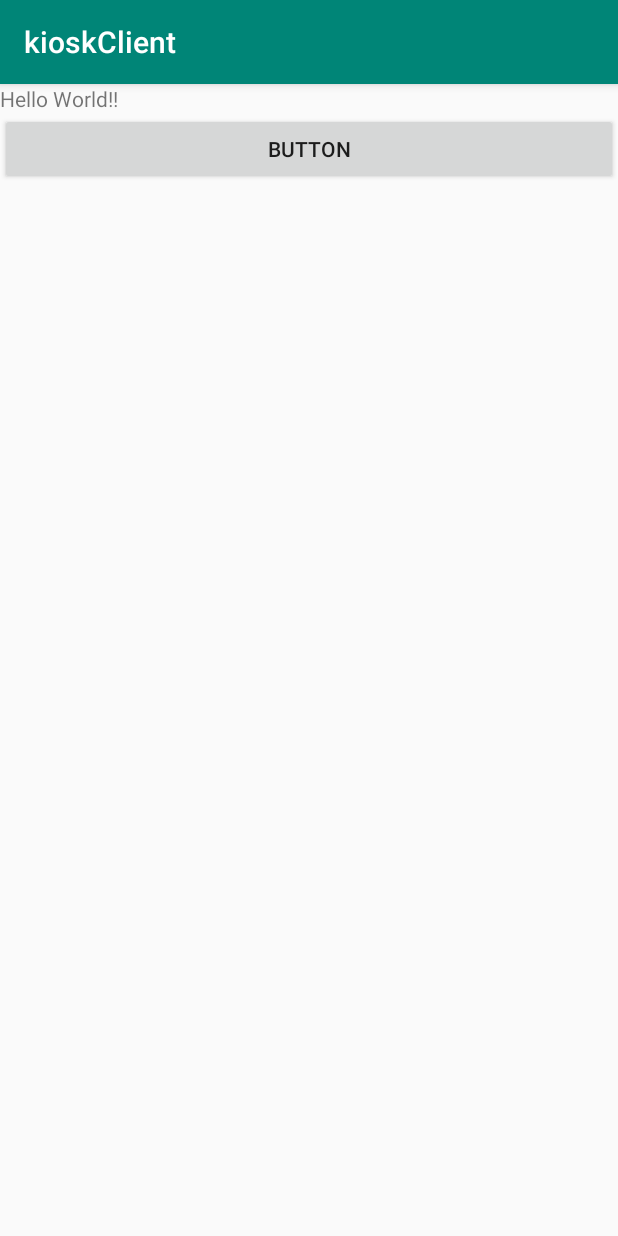
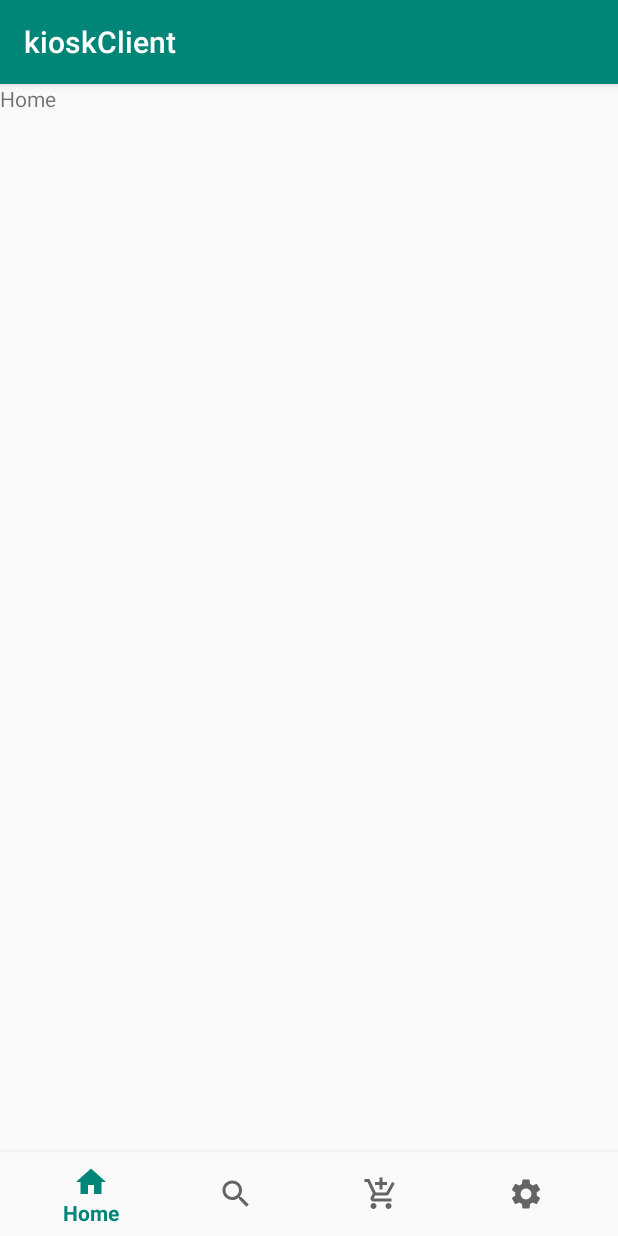
Before and after one commit to Hyeeeeona/kioskClient, an Android app: the screen it shows after launch once a user with an empty profile is signed in (MainActivity), on a phone screen of 412 x 824 dp. Run offline under Robolectric (Android 15) with nearby library versions, the phone set to English and light mode, and no system bars; our stand-ins replace Firebase (no records; nobody signed in at launch, a user with empty details on screens opened directly).

Commit message:
ActivityHome -> MainActivity 로 변경

```diff
--- a/app/src/main/AndroidManifest.xml
+++ b/app/src/main/AndroidManifest.xml
@@ -14,9 +14,6 @@
             android:name=".LoginActivity"
             android:label="Sign In" />
         <activity android:name=".FragmentMenuHome" />
-        <activity
-            android:name=".Activity_Home"
-            android:label="@string/title_activity__home" />
         <activity android:name=".MainActivity">
             <intent-filter>
                 <action android:name="android.intent.action.MAIN" />
--- a/app/src/main/java/com/example/kioskclient/MainActivity.java
+++ b/app/src/main/java/com/example/kioskclient/MainActivity.java
@@ -1,20 +1,59 @@
 package com.example.kioskclient;
 
 import android.content.Intent;
+import android.support.annotation.NonNull;
+import android.support.design.widget.BottomNavigationView;
+import android.support.v4.app.FragmentManager;
+import android.support.v4.app.FragmentTransaction;
 import android.support.v7.app.AppCompatActivity;
 import android.os.Bundle;
+import android.view.MenuItem;
 import android.view.View;
 import android.widget.Button;
+import android.widget.TextView;
 import android.widget.Toast;
 
 import com.google.firebase.auth.FirebaseAuth;
 import com.google.firebase.auth.FirebaseUser;
 
-public class MainActivity extends AppCompatActivity implements View.OnClickListener {
+public class MainActivity extends AppCompatActivity {
 
     private FirebaseAuth mAuth;
     private FirebaseUser currentUser;
-    Button btn;
+    private TextView mTextMessage;
+    private FragmentManager fragmentManager;
+    private FragementMenuHome fragmentMenuHome;
+    private FragmentMenuSearch fragmentMenuSearch;
+    private FragmentMenuCart fragmentMenuCart;
+    private FragmentMenuMyPage fragmentMenuMyPage;
+
+    private BottomNavigationView.OnNavigationItemSelectedListener mOnNavigationItemSelectedListener
+            = new BottomNavigationView.OnNavigationItemSelectedListener() {
+
+        @Override
+        public boolean onNavigationItemSelected(@NonNull MenuItem item) {
+
+            FragmentTransaction transaction = fragmentManager.beginTransaction();
+
+            switch (item.getItemId()) {
+                case R.id.navigation_home:
+                    transaction.replace(R.id.linear_layout, fragmentMenuHome).commitAllowingStateLoss();
+                    return true;
+                case R.id.navigation_search:
+                    transaction.replace(R.id.linear_layout, fragmentMenuSearch).commitAllowingStateLoss();
+                    return true;
+                case R.id.navigation_shopping_cart:
+                    transaction.replace(R.id.linear_layout, fragmentMenuCart).commitAllowingStateLoss();
+                    return true;
+                case R.id.navigation_setting:
+                    transaction.replace(R.id.linear_layout, fragmentMenuMyPage).commitAllowingStateLoss();
+                    return true;
+
+            }
+            return false;
+        }
+    };
+
     @Override
     protected void onCreate(Bundle savedInstanceState) {
         super.onCreate(savedInstanceState);
@@ -22,8 +61,18 @@ public class MainActivity extends AppCompatActivity implements View.OnClickListe
 
         mAuth = FirebaseAuth.getInstance();
 
-        btn = findViewById(R.id.Button);
-        btn.setOnClickListener(this);
+        BottomNavigationView navView = findViewById(R.id.nav_view);
+        mTextMessage = findViewById(R.id.message);
+        fragmentManager = getSupportFragmentManager();
+        fragmentMenuHome = new FragementMenuHome();
+        fragmentMenuSearch = new FragmentMenuSearch();
+        fragmentMenuCart = new FragmentMenuCart();
+        fragmentMenuMyPage = new FragmentMenuMyPage();
+        fragmentManager = getSupportFragmentManager();
+
+        FragmentTransaction transaction = fragmentManager.beginTransaction();
+        transaction.replace(R.id.linear_layout, fragmentMenuHome).commitAllowingStateLoss();
+        navView.setOnNavigationItemSelectedListener(mOnNavigationItemSelectedListener);
     }
 
     @Override
@@ -31,19 +80,11 @@ public class MainActivity extends AppCompatActivity implements View.OnClickListe
         super.onStart();
 
         currentUser = mAuth.getCurrentUser();
-        if(currentUser == null){
+        if (currentUser == null) {
             startActivity(new Intent(MainActivity.this, LoginActivity.class));
             finish();
         } else {
-            Toast.makeText(MainActivity.this, "현재 로그인된 사용자 : " +currentUser.getEmail(), Toast.LENGTH_SHORT).show();
+            Toast.makeText(MainActivity.this, "현재 로그인된 사용자 : " + currentUser.getEmail(), Toast.LENGTH_SHORT).show();
         }
     }
-    @Override
-    public void onClick(View view) {
-
-        Intent intent;
-        intent = new Intent(this,Activity_Home.class);
-        startActivity(intent);
-
-    }
 }
--- a/app/src/main/res/layout/activity_main.xml
+++ b/app/src/main/res/layout/activity_main.xml
@@ -1,25 +1,30 @@
 <?xml version="1.0" encoding="utf-8"?>
-<LinearLayout xmlns:android="http://schemas.android.com/apk/res/android"
+<android.support.constraint.ConstraintLayout xmlns:android="http://schemas.android.com/apk/res/android"
     xmlns:app="http://schemas.android.com/apk/res-auto"
     xmlns:tools="http://schemas.android.com/tools"
+    android:id="@+id/container"
     android:layout_width="match_parent"
     android:layout_height="match_parent"
-    android:orientation="vertical"
     tools:context=".MainActivity">
 
-    <TextView
-        android:layout_width="wrap_content"
+    <FrameLayout
+        android:id="@+id/linear_layout"
+        android:layout_width="match_parent"
+        android:layout_height="match_parent"
+        android:layout_marginBottom="?attr/actionBarSize"
+        android:orientation="vertical">
+    </FrameLayout>
+
+    <android.support.design.widget.BottomNavigationView
+        android:id="@+id/nav_view"
+        android:layout_width="0dp"
         android:layout_height="wrap_content"
-        android:text="Hello World!!"
+        android:layout_marginStart="0dp"
+        android:layout_marginEnd="0dp"
+        android:background="?android:attr/windowBackground"
         app:layout_constraintBottom_toBottomOf="parent"
         app:layout_constraintLeft_toLeftOf="parent"
         app:layout_constraintRight_toRightOf="parent"
-        app:layout_constraintTop_toTopOf="parent" />
+        app:menu="@menu/bottom_nav_menu" />
 
-    <Button
-        android:id="@+id/Button"
-        android:layout_width="match_parent"
-        android:layout_height="wrap_content"
-        android:text="Button"/>
-
-</LinearLayout>
+</android.support.constraint.ConstraintLayout>
```
Also changed, not shown: app/src/main/java/com/example/kioskclient/ActivityHome.java (deleted, +0 -65 lines), app/src/main/java/com/example/kioskclient/FragmentMenuMyPage.java (+16 -1 lines), app/src/main/res/layout/activity_home.xml (deleted, +0 -30 lines), app/src/main/res/layout/fragment_menu_my_page.xml (+5 -4 lines).
